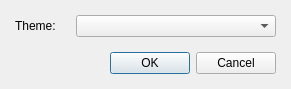
RPG-Paper-Maker/RPG-Paper-Maker, file Dialogs/dialoggeneraloptions.ui: the form before one commit.
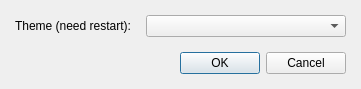
The form after the commit.

Commit message: Dark theme for windows

What changed in the file:
```diff
--- a/Dialogs/dialoggeneraloptions.ui
+++ b/Dialogs/dialoggeneraloptions.ui
@@ -6,7 +6,7 @@
    <rect>
     <x>0</x>
     <y>0</y>
-    <width>291</width>
+    <width>347</width>
     <height>89</height>
    </rect>
   </property>
@@ -36,7 +36,7 @@
        <item>
         <widget class="QLabel" name="label">
          <property name="text">
-          <string>Theme:</string>
+          <string>Theme (need restart):</string>
          </property>
         </widget>
        </item>
```
The commit also changes 10 other files.
